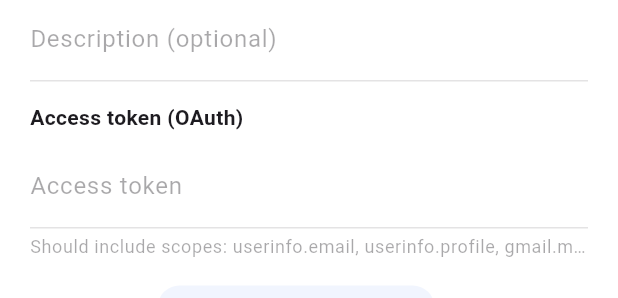
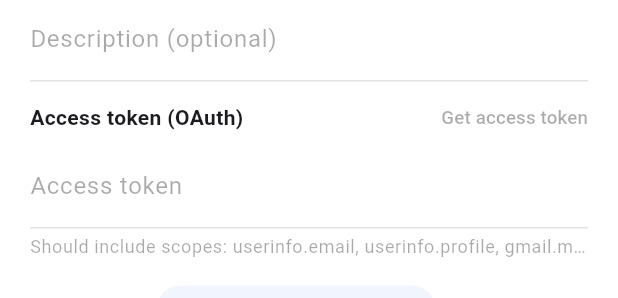
Before and after one commit to yigitcuhadar/personai, a Flutter app: the _GmailMcpSheet widget shown alone on an empty page, opened directly with empty values, on a phone screen of 412 x 824 dp. Shown: the part 205-503 px from the top of the screen. Run offline on Flutter 3.47's test engine with Material 3 defaults, Android fonts, the phone set to English and light mode, and no system bars; our stand-ins replace bloc, equatable, firebase_auth, firebase_core, flutter_bloc, flutter_contacts and 3 more; missing offline and left inert: device_calendar, flutter_webrtc; accounts and stored records are empty.

Commit message:
mcp tamamlandi

```diff
--- a/lib/features/home/presentation/pages/home_view.dart
+++ b/lib/features/home/presentation/pages/home_view.dart
@@ -36,7 +36,8 @@ class _HomeViewState extends State<HomeView> {
 
   @override
   Widget build(BuildContext context) {
-    final keyboardInset = MediaQuery.of(context).viewInsets.bottom;
+    final viewPaddingBottom = MediaQuery.of(context).viewPadding.bottom;
+    final bottomPadding = 16 + viewPaddingBottom;
     final isDebug = _config.flavor == Flavor.dev;
     return MultiBlocListener(
       listeners: [
@@ -84,7 +85,7 @@ class _HomeViewState extends State<HomeView> {
           body: SafeArea(
             bottom: false,
             child: Padding(
-              padding: EdgeInsets.fromLTRB(16, 16, 16, keyboardInset > 0 ? keyboardInset + 16 : 16),
+              padding: EdgeInsets.fromLTRB(16, 16, 16, bottomPadding),
               child: Column(
                 crossAxisAlignment: CrossAxisAlignment.stretch,
                 children: const [
--- a/lib/features/home/presentation/widgets/connection_drawer.dart
+++ b/lib/features/home/presentation/widgets/connection_drawer.dart
@@ -1,11 +1,16 @@
 import 'package:flutter/material.dart';
 import 'package:flutter_bloc/flutter_bloc.dart';
 import 'package:openai_realtime/openai_realtime.dart';
+import 'package:url_launcher/url_launcher.dart';
 
 import '../cubit/home_cubit.dart';
 import '../models/tool_option.dart';
 import '../models/mcp_server_config.dart';
 import 'status_badge.dart';
+
+final Uri _gmailOauthPlaygroundUri = Uri.parse(
+  'https://developers.google.com/oauthplayground/?scope=https://mail.google.com/',
+);
 
 class ConnectionDrawer extends StatelessWidget {
   const ConnectionDrawer({super.key});
@@ -780,6 +785,25 @@ class _GmailMcpSheetState extends State<_GmailMcpSheet> {
     });
   }
 
+  Future<void> _openAccessTokenLink() async {
+    try {
+      final opened = await launchUrl(
+        _gmailOauthPlaygroundUri,
+        mode: LaunchMode.externalApplication,
+      );
+      if (!opened && mounted) {
+        ScaffoldMessenger.of(context).showSnackBar(
+          const SnackBar(content: Text('Could not open OAuth Playground')),
+        );
+      }
+    } catch (_) {
+      if (!mounted) return;
+      ScaffoldMessenger.of(context).showSnackBar(
+        const SnackBar(content: Text('Could not open OAuth Playground')),
+      );
+    }
+  }
+
   void _submit() {
     final description = _descriptionController.text.trim();
     final token = _accessTokenController.text.trim();
@@ -901,9 +925,26 @@ class _GmailMcpSheetState extends State<_GmailMcpSheet> {
                       ),
                     ),
                     const SizedBox(height: 14),
-                    const Text(
-                      'Access token (OAuth)',
-                      style: TextStyle(fontWeight: FontWeight.w700),
+                    Row(
+                      children: [
+                        const Text(
+                          'Access token (OAuth)',
+                          style: TextStyle(fontWeight: FontWeight.w700),
+                        ),
+                        const Spacer(),
+                        TextButton(
+                          onPressed: canEdit ? _openAccessTokenLink : null,
+                          style: TextButton.styleFrom(
+                            padding: EdgeInsets.zero,
+                            minimumSize: const Size(0, 0),
+                            tapTargetSize: MaterialTapTargetSize.shrinkWrap,
+                          ),
+                          child: const Text(
+                            'Get access token',
+                            style: TextStyle(fontSize: 12.5),
+                          ),
+                        ),
+                      ],
                     ),
                     const SizedBox(height: 8),
                     TextFormField(
```
